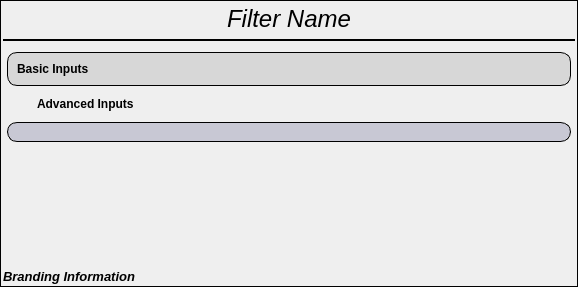
First picture: the form in Source/DREAM3DWidgetsLib/Widgets/UI_Files/FilterInputWidget.ui, repository BlueQuartzSoftware/DREAM3D, before the edit.
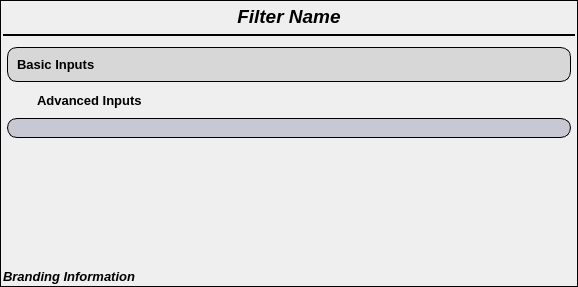
Second picture: the form after the edit. Icons and pictures are not drawn.

Commit message: Fixing font sizing issues.

```diff
--- a/Source/DREAM3DWidgetsLib/Widgets/UI_Files/FilterInputWidget.ui
+++ b/Source/DREAM3DWidgetsLib/Widgets/UI_Files/FilterInputWidget.ui
@@ -67,19 +67,12 @@
          <widget class="QLabel" name="filterHumanLabel">
           <property name="font">
            <font>
-            <pointsize>18</pointsize>
-            <weight>50</weight>
+            <pointsize>14</pointsize>
+            <weight>75</weight>
             <italic>true</italic>
-            <bold>false</bold>
+            <bold>true</bold>
            </font>
           </property>
-          <property name="styleSheet">
-           <string notr="true">QLabel {
-	font: 18pt;
-	font-style: bold;
-	font-style: italic;
-}</string>
-          </property>
           <property name="frameShape">
            <enum>QFrame::NoFrame</enum>
           </property>
@@ -132,7 +125,7 @@
            <x>0</x>
            <y>0</y>
            <width>572</width>
-           <height>208</height>
+           <height>217</height>
           </rect>
          </property>
          <layout class="QVBoxLayout" name="scrollAreaVLayout">
@@ -186,6 +179,7 @@
               <widget class="QLabel" name="basicInputsLabel">
                <property name="font">
                 <font>
+                 <pointsize>10</pointsize>
                  <weight>75</weight>
                  <bold>true</bold>
                 </font>
@@ -254,6 +248,7 @@
              <widget class="QLabel" name="advInputsLabel">
               <property name="font">
                <font>
+                <pointsize>10</pointsize>
                 <weight>75</weight>
                 <bold>true</bold>
                </font>
```
Left out of the diff: 44 changed lines with no effect on the pictures.
